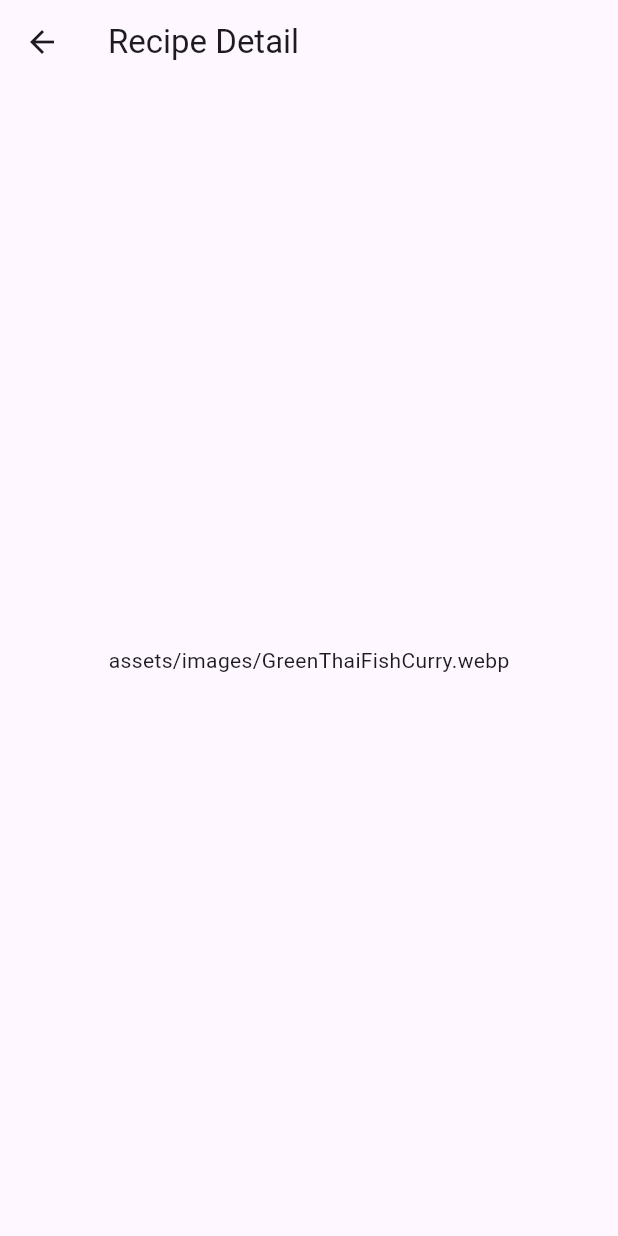
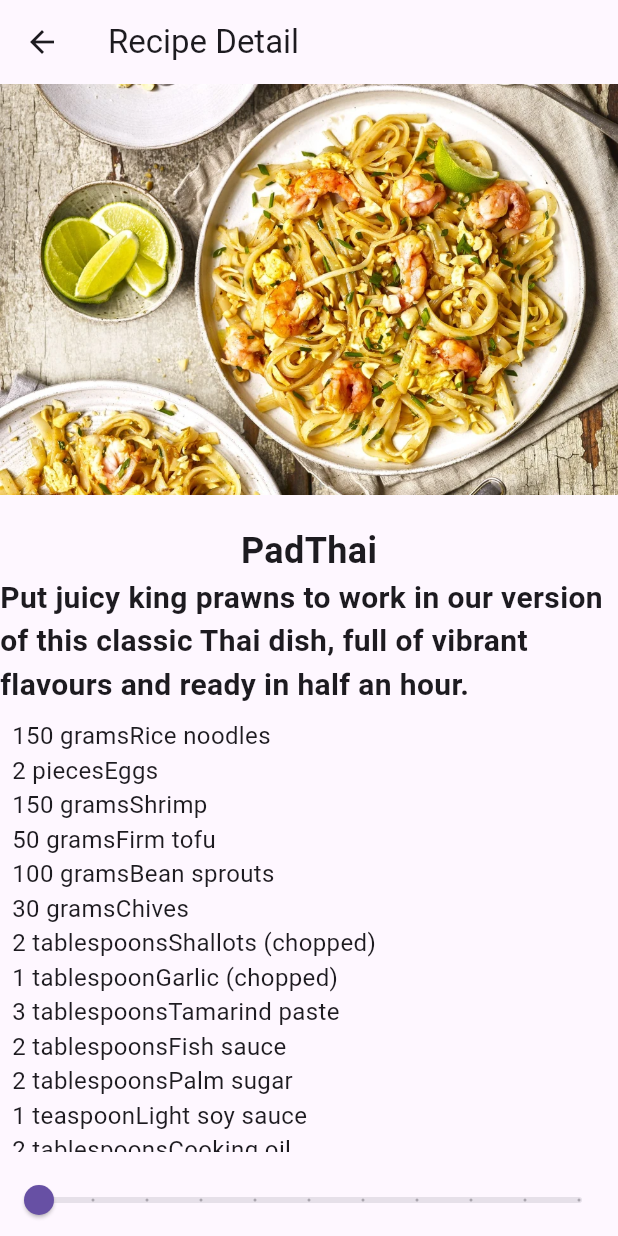
Before and after one commit to RunRyu-source/recipes, a Flutter app: the RecipeDetail screen opened directly with sample values from the repository, on a phone screen of 412 x 824 dp. Run offline on Flutter 3.47's test engine with Material 3 defaults, Android fonts, the phone set to English and light mode, and no system bars; our stand-ins replace google_fonts.

Commit message:
update slider

```diff
--- a/analysis_options.yaml
+++ b/analysis_options.yaml
@@ -7,6 +7,12 @@
 
 # The following line activates a set of recommended lints for Flutter apps,
 # packages, and plugins designed to encourage good coding practices.
+analyzer:
+  errors:
+    must_be_immutable: ignore
+analyzer:
+  errors:
+    must_be_immutable: ignore
 include: package:flutter_lints/flutter.yaml
 
 linter:
--- /dev/null
+++ b/lib/Model/ingredient.dart
@@ -0,0 +1,11 @@
+class Ingredient {
+  String name;
+  int quantity;
+  String unit;
+
+  Ingredient({
+    required this.name,
+    required this.quantity,
+    required this.unit,
+  });
+}
--- a/lib/Model/recipe.dart
+++ b/lib/Model/recipe.dart
@@ -1,14 +1,85 @@
+import 'package:recipes/Model/ingredient.dart';
+
 class Recipe {
   String imageUrl;
   String imgLabel;
+  String description;
+  List<Ingredient> ingredient = [];
 
-  Recipe(this. imageUrl, this. imgLabel);
-  static List<Recipe> samples =
-  [
-    Recipe('assets/images/GreenThaiFishCurry.webp', 'GreenThaiFishCurry'),
-    Recipe('assets/images/northernlarb.webp', 'northernlarb'),
-    Recipe('assets/images/PadThai.webp', 'PadThai'),
-    Recipe('assets/images/pumpkincurry.webp', 'pumpkincurry'),
-    Recipe('assets/images/tigersalad.webp', 'tigersalad'),
-  ] ;
+  Recipe(this.imageUrl, this.imgLabel, this.description, this.ingredient);
+  static List<Recipe> samples = [
+    Recipe(
+        'assets/images/PadThai.webp',
+        'PadThai',
+        'Put juicy king prawns to work in our version of this classic Thai dish, full of vibrant flavours and ready in half an hour.',
+        [
+          Ingredient(name: 'Rice noodles ', quantity: 150, unit: ' grams'),
+          Ingredient(name: 'Eggs ', quantity: 2, unit: ' pieces'),
+          Ingredient(name: 'Shrimp ', quantity: 150, unit: ' grams'),
+          Ingredient(name: 'Firm tofu ', quantity: 50, unit: ' grams'),
+          Ingredient(name: 'Bean sprouts ', quantity: 100, unit: ' grams'),
+          Ingredient(name: 'Chives ', quantity: 30, unit: ' grams'),
+          Ingredient(name: 'Shallots (chopped) ', quantity: 2, unit: ' tablespoons'),
+          Ingredient(name: 'Garlic (chopped) ', quantity: 1, unit: ' tablespoon'),
+          Ingredient(name: 'Tamarind paste ', quantity: 3, unit: ' tablespoons'),
+          Ingredient(name: 'Fish sauce ', quantity: 2, unit: ' tablespoons'),
+          Ingredient(name: 'Palm sugar ', quantity: 2, unit: ' tablespoons'),
+          Ingredient(name: 'Light soy sauce ', quantity: 1, unit: ' teaspoon'),
+          Ingredient(name: 'Cooking oil ', quantity: 2, unit: ' tablespoons'),
+          Ingredient(name: 'Roasted peanuts (crushed) ',quantity: 2,unit: ' tablespoons'),
+          Ingredient(name: 'Chili powder ', quantity: 1, unit: ' teaspoon'),
+          Ingredient(name: 'Lime ', quantity: 1, unit: ' piece'),
+        ]),
+    Recipe(
+        'assets/images/northernlarb.webp',
+        'northernlarb',
+        'Experience bold Thai flavours with Larb Muang, a vibrant chopped pork salad bursting with garlic, crispy shallots and spiced chillies. Perfect for sharing, this easy dish is served hot with sticky rice or lettuce cups.',
+        [
+          Ingredient(name: 'Pork (minced) ', quantity: 300, unit: ' grams'),
+          Ingredient(name: 'Pork blood (optional) ', quantity: 2, unit: ' tablespoons'),
+          Ingredient(name: 'Shallots (sliced) ', quantity: 3, unit: ' tablespoons'),
+          Ingredient(name: 'Garlic (chopped) ', quantity: 1, unit: ' tablespoon'),
+          Ingredient(name: 'Larb spice mix (Northern style) ',quantity: 2,unit: ' tablespoons'),
+          Ingredient(name: 'Chili flakes (dried) ', quantity: 1, unit: ' tablespoon'),
+          Ingredient(name: 'Fish sauce ', quantity: 2, unit: ' tablespoons'),
+          Ingredient(name: 'Salt ', quantity: 1, unit: ' teaspoon'),
+          Ingredient(name: 'Cooking oil ', quantity: 1, unit: ' tablespoon'),
+          Ingredient(name: 'Spring onions ', quantity: 2, unit: ' tablespoons'),
+          Ingredient(name: 'Coriander leaves ', quantity: 2, unit: ' tablespoons'),
+          Ingredient(name: 'Sawtooth coriander ', quantity: 1, unit: ' tablespoon'),
+          Ingredient(name: 'Kaffir lime leaves (sliced) ',quantity: 1,unit: ' teaspoon'),
+        ]),
+    Recipe(
+        'assets/images/pumpkincurry.webp',
+        'pumpkincurry',
+        'Make the most of seasonal pumpkins or butternut squash in this Thai curry, flavoured with dill, fish sauce and homemade red and green chilli paste.',
+        [
+          Ingredient(name: 'Pumpkin ', quantity: 300, unit: ' grams'),
+          Ingredient(name: 'Pork ', quantity: 200, unit: ' grams'),
+          Ingredient(name: 'Red curry paste ', quantity: 2, unit: ' tablespoons'),
+          Ingredient(name: 'Coconut milk ', quantity: 400, unit: ' ml'),
+          Ingredient(name: 'Fish sauce ', quantity: 2, unit: ' tablespoons'),
+          Ingredient(name: 'Palm sugar ', quantity: 1, unit: ' tablespoon'),
+          Ingredient(name: 'Cooking oil ', quantity: 1, unit: ' tablespoon'),
+          Ingredient(name: 'Kaffir lime leaves ', quantity: 3, unit: ' leaves'),
+          Ingredient(name: 'Thai basil ', quantity: 1, unit: ' cup'),
+          Ingredient(name: 'Red chili ', quantity: 1, unit: ' piece'),
+        ]),
+    Recipe(
+        'assets/images/tigersalad.webp',
+        'tigersalad',
+        'Enjoy the bold, spicy and tangy flavours of crying tiger beef salad, a Thai special-occasion dish. Tender grilled sirloin sits on crisp lettuce, dressed with a zesty lime and chilli sauce.',
+        [
+          Ingredient(name: 'Grilled beef ', quantity: 250, unit: ' grams'),
+          Ingredient(name: 'Shallots (sliced) ', quantity: 3, unit: ' tablespoons'),
+          Ingredient(name: 'Mint leaves ', quantity: 1, unit: ' cup'),
+          Ingredient(name: 'Coriander leaves ', quantity: 1, unit: ' cup'),
+          Ingredient(name: 'Spring onions (sliced) ', quantity: 2, unit: ' tablespoons'),
+          Ingredient(name: 'Chili flakes ', quantity: 1, unit: ' tablespoon'),
+          Ingredient(name: 'Roasted rice powder ', quantity: 2, unit: ' tablespoons'),
+          Ingredient(name: 'Fish sauce ', quantity: 2, unit: ' tablespoons'),
+          Ingredient(name: 'Lime juice ', quantity: 3, unit: ' tablespoons'),
+          Ingredient(name: 'Palm sugar ', quantity: 1, unit: ' tablespoon'),
+        ])
+  ];
 }
--- a/lib/main.dart
+++ b/lib/main.dart
@@ -1,5 +1,5 @@
 import 'package:flutter/material.dart';
-import 'package:recipes/MOdel/recipe.dart';
+import 'package:recipes/Model/recipe.dart';
 import 'package:recipes/recipe-detail.dart';
 
 void main() {
@@ -65,7 +65,7 @@ class _MyHomePageState extends State<MyHomePage> {
           itemBuilder: (BuildContext context, int index) {
             return GestureDetector(
               onTap: () {
-                print('You tapped on ${Recipe.samples[index].imgLabel}');
+                //print('You tapped on ${Recipe.samples[index].imgLabel}');
                 Navigator.push(
                   context,
                   MaterialPageRoute(
--- a/lib/recipe-detail.dart
+++ b/lib/recipe-detail.dart
@@ -1,21 +1,77 @@
 import 'package:flutter/material.dart';
-import 'package:recipes/MOdel/recipe.dart';
+import 'package:recipes/Model/recipe.dart';
+import 'package:google_fonts/google_fonts.dart';
 
-class RecipeDetail extends StatelessWidget{
+class RecipeDetail extends StatefulWidget {
   final Recipe recipe;
+  int sliderVal = 1;
 
-  const RecipeDetail({super.key, required this.recipe});
+  RecipeDetail({super.key, required this.recipe});
 
+  @override
+  State<RecipeDetail> createState() => _RecipeDetailState();
+}
+
+class _RecipeDetailState extends State<RecipeDetail> {
+  int sliderVal = 1;
 
   @override
   Widget build(BuildContext context) {
     return Scaffold(
       appBar: AppBar(
-        title: Text("Recipe Detail"),
+        title: const Text('Recipe Detail'),
       ),
       body: Center(
-        child: Text(recipe.imageUrl),
+        child: Column(children: [
+          Image.asset(widget.recipe.imageUrl),
+          const SizedBox(
+            height: 20.0,
+          ),
+          Text(
+            widget.recipe.imgLabel,
+            style: const TextStyle(fontSize: 24.0, fontWeight: FontWeight.bold),
+          ),
+          Text(
+            widget.recipe.imageText,
+            style:
+                GoogleFonts.roboto(fontSize: 20.0, fontWeight: FontWeight.bold),
+          ),
+          Expanded(
+              child: Padding(
+            padding: const EdgeInsets.all(8.0),
+            child: Expanded(
+                child: ListView.builder(
+              itemBuilder: (BuildContext context, int index) {
+                // 2 tps salt
+                final ingredient = widget.recipe.ingredient[index];
+                final adjustedQuantity = widget.recipe.ingredient[index].quantity * sliderVal;
+                return Text('${ingredient.quantity* sliderVal}'
+                    '${ingredient.unit}'
+                    '${ingredient.name}',
+                    style: const TextStyle(
+                    fontSize: 16.0)
+                    );
+              },
+              itemCount: widget.recipe.ingredient.length,
+            )),
+          )),
+          Slider(
+              max: 10,
+              min: 1,
+              divisions: 10,
+              label: '$sliderVal servings',
+              value: sliderVal.toDouble(),
+              onChanged: (newValue) {
+                setState(() {
+                  sliderVal = newValue.round();
+                });
+              })
+        ]),
       ),
     );
   }
 }
+
+extension on Recipe {
+  String get imageText => description;
+}
--- a/pubspec.yaml
+++ b/pubspec.yaml
@@ -35,6 +35,7 @@ dependencies:
   # The following adds the Cupertino Icons font to your application.
   # Use with the CupertinoIcons class for iOS style icons.
   cupertino_icons: ^1.0.8
+  google_fonts: ^6.3.0
 
 dev_dependencies:
   flutter_test:
```
Also changed, not shown: pubspec.lock, 1 other file. Lines whose indentation alone changed are shown as unchanged.
